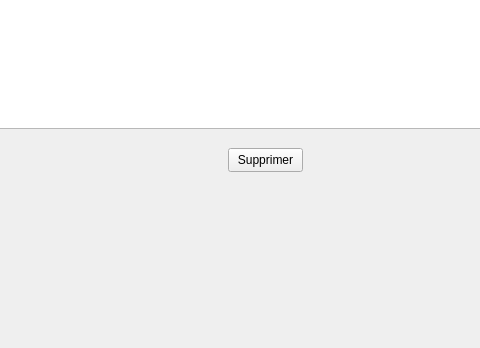
The window that Locker/Locker/afficherlivreur.ui (maxjbs93/Locker) describes before a commit, drawn with Qt 5; both pictures show x 112 to 592 and y 252 to 600 of the 800 by 600 pixel window.
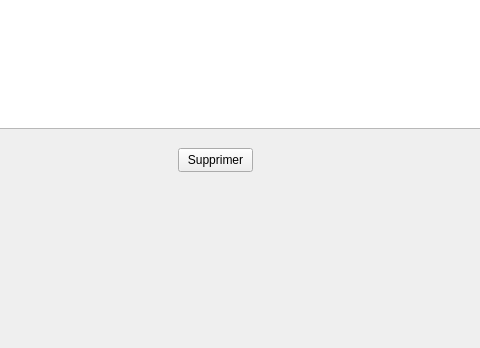
The same window after the commit.

```diff
--- a/Locker/Locker/afficherlivreur.ui
+++ b/Locker/Locker/afficherlivreur.ui
@@ -27,7 +27,7 @@
    <widget class="QPushButton" name="pushButton_supprimer">
     <property name="geometry">
      <rect>
-      <x>340</x>
+      <x>290</x>
       <y>400</y>
       <width>75</width>
       <height>24</height>
```
